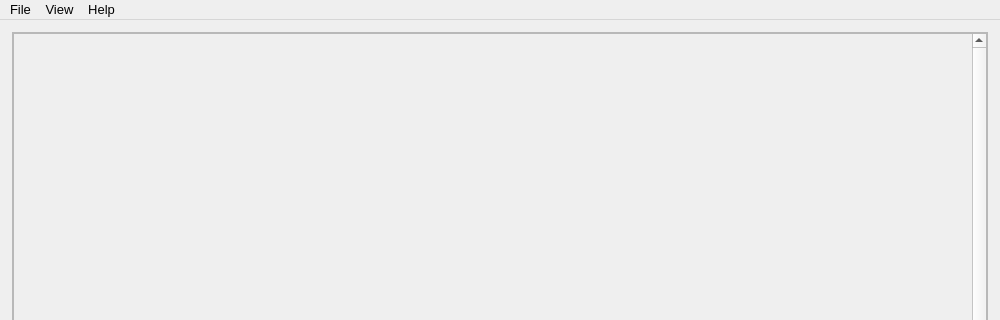
Old version of the form LoggerPlotterPy.ui in the repository salinsalins/LoggerPlotterPy; both pictures show x 0 to 1000 and y 0 to 320 of the 1000 by 847 pixel window.
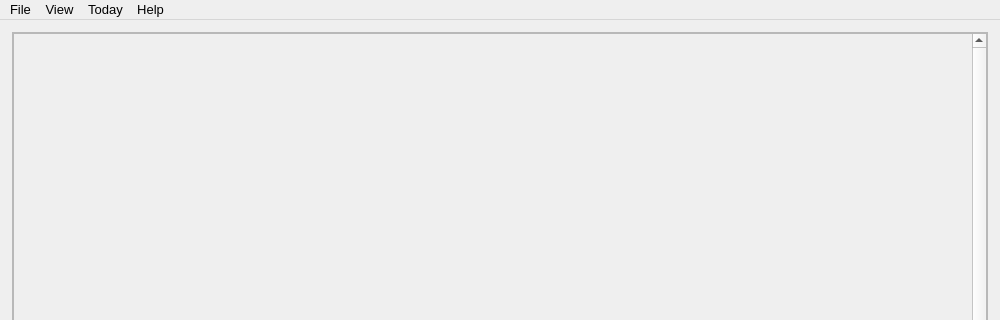
New version of the form. Icons and pictures are not drawn.

Commit message: v 12.3 menu Today added

```diff
--- a/LoggerPlotterPy.ui
+++ b/LoggerPlotterPy.ui
@@ -838,8 +838,14 @@
     </property>
     <addaction name="actionAbout"/>
    </widget>
+   <widget class="QMenu" name="menuToday">
+    <property name="title">
+     <string>Today</string>
+    </property>
+   </widget>
    <addaction name="menuFile"/>
    <addaction name="menuView"/>
+   <addaction name="menuToday"/>
    <addaction name="menuHelp"/>
   </widget>
   <widget class="QStatusBar" name="statusbar">
```
Left out of the diff: 20 changed lines with no effect on the pictures. The commit also changes 1 other file.
